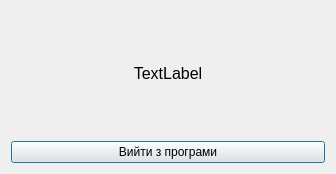
Above: finish.ui from draxvel/NTest before the change. Below: the same form after it.
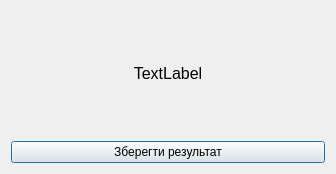
That is the form after the change.

```diff
--- a/finish.ui
+++ b/finish.ui
@@ -33,7 +33,7 @@
    <item>
     <widget class="QPushButton" name="pushButton">
      <property name="text">
-      <string>Вийти з програми</string>
+      <string>Зберегти результат</string>
      </property>
     </widget>
    </item>
```
Left out of the diff: 19 changed lines with no effect on the pictures.
